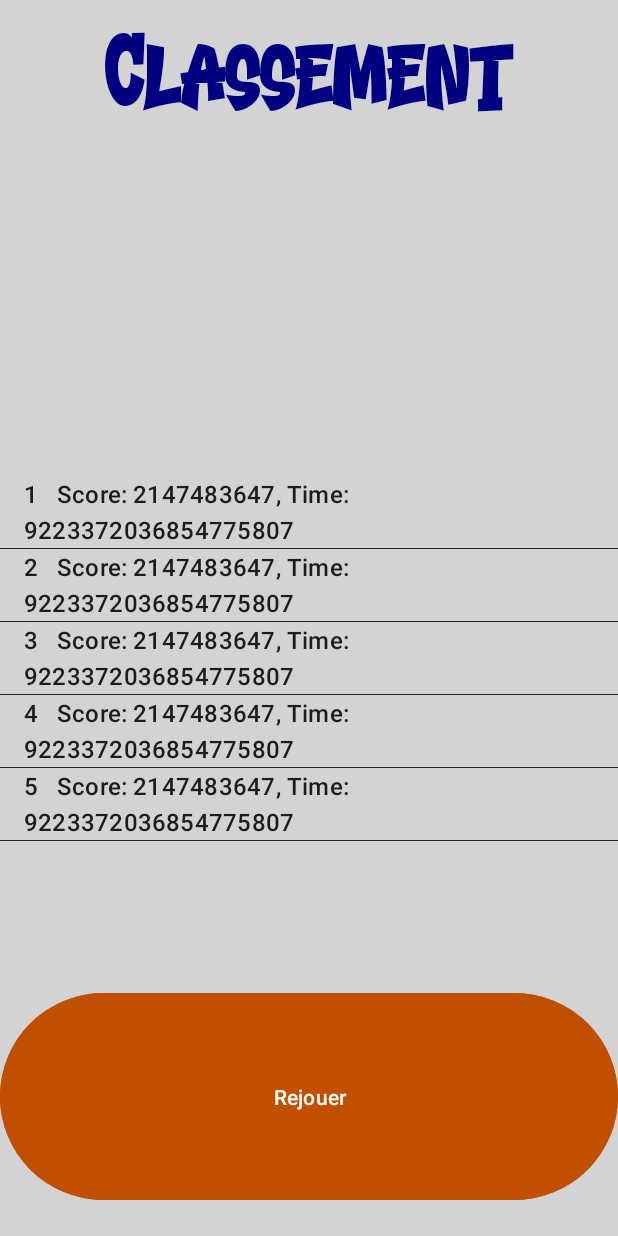
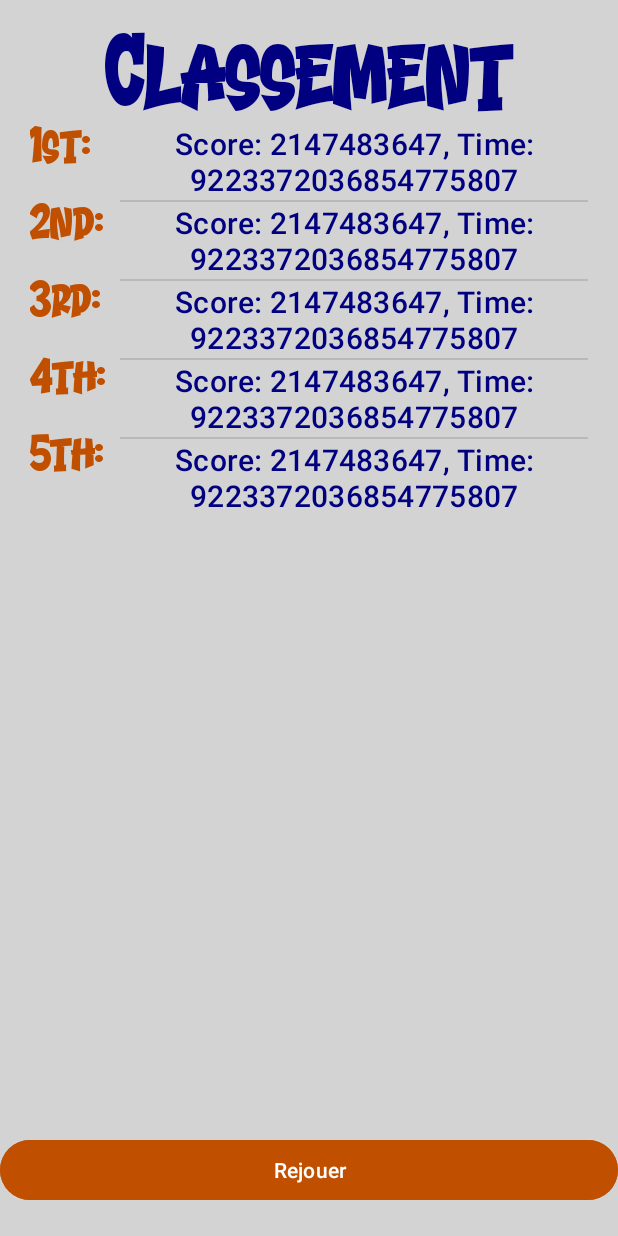
Before and after one commit to Develay/AndroidProject, an Android app: the LeaderBoard screen opened directly, with no data from a screen before it, on a phone screen of 412 x 824 dp. Run offline under Robolectric (Android 15) with nearby library versions, the phone set to English and light mode, and no system bars.

Commit message:
Redesign LeaderBoard

```diff
--- a/app/src/main/java/com/example/android_project/LeaderBoard.java
+++ b/app/src/main/java/com/example/android_project/LeaderBoard.java
@@ -36,10 +36,10 @@ public class LeaderBoard extends AppCompatActivity {
 
         List<String> displayScores = new ArrayList<>();
         for (int i = 0; i < highScores.size(); i++) {
-            displayScores.add(i+1 + "   Score: " + highScores.get(i) + ", Time: " + highScoreTimes.get(i));
+            displayScores.add("Score: " + highScores.get(i) + ", Time: " + highScoreTimes.get(i));
         }
 
-        adapter = new ArrayAdapter<>(this, android.R.layout.simple_list_item_1, displayScores);
+        adapter = new ArrayAdapter<>(this, R.layout.list_item, displayScores);
         listView.setAdapter(adapter);
 
         findViewById(R.id.ReplayButton).setOnClickListener(v -> restartGame());
--- a/app/src/main/res/layout/activity_leader_board.xml
+++ b/app/src/main/res/layout/activity_leader_board.xml
@@ -8,43 +8,106 @@
     android:background="@color/light_grey"
     tools:context=".LeaderBoard">
 
-    <LinearLayout
-        android:layout_width="match_parent"
-        android:layout_height="match_parent"
-        android:orientation="vertical"
-        android:weightSum="3">
-
     <TextView
         android:id="@+id/Leaderboard"
         android:layout_width="match_parent"
-            android:layout_height="200dp"
+        android:layout_height="wrap_content"
         android:layout_marginTop="20dp"
-            android:layout_weight="1"
         android:fontFamily="@font/gemstone"
         android:gravity="center_horizontal"
         android:text="@string/leaderboard"
         android:textColor="@color/dark_blue"
-            android:textSize="60sp" />
+        android:textSize="60sp"
+        app:layout_constraintTop_toTopOf="parent" />
+
+        <LinearLayout
+            android:layout_width="match_parent"
+            android:layout_height="wrap_content"
+            android:layout_marginLeft="20dp"
+            android:layout_marginRight="20dp"
+            android:layout_weight="1"
+            android:orientation="horizontal"
+            android:weightSum="2"
+            app:layout_constraintTop_toBottomOf="@id/Leaderboard">
+
+            <LinearLayout
+                android:layout_width="120dp"
+                android:layout_height="wrap_content"
+                android:layout_weight="1"
+                android:orientation="vertical"
+                android:weightSum="5">
+
+                <TextView
+                    android:id="@+id/Position0"
+                    android:layout_width="wrap_content"
+                    android:layout_height="wrap_content"
+                    android:layout_marginBottom="20dp"
+                    android:layout_weight="1"
+                    android:fontFamily="@font/gemstone"
+                    android:text="1st:"
+                    android:textColor="@color/orange"
+                    android:textSize="30sp" />
+
+                <TextView
+                    android:id="@+id/Position1"
+                    android:layout_width="wrap_content"
+                    android:layout_height="wrap_content"
+                    android:layout_marginBottom="20dp"
+                    android:layout_weight="1"
+                    android:fontFamily="@font/gemstone"
+                    android:text="2nd:"
+                    android:textColor="@color/orange"
+                    android:textSize="30sp" />
+
+                <TextView
+                    android:id="@+id/Position2"
+                    android:layout_width="wrap_content"
+                    android:layout_height="wrap_content"
+                    android:layout_marginBottom="20dp"
+                    android:layout_weight="1"
+                    android:fontFamily="@font/gemstone"
+                    android:text="3rd:"
+                    android:textColor="@color/orange"
+                    android:textSize="30sp" />
+
+                <TextView
+                    android:id="@+id/Position3"
+                    android:layout_width="wrap_content"
+                    android:layout_height="wrap_content"
+                    android:layout_marginBottom="20dp"
+                    android:layout_weight="1"
+                    android:fontFamily="@font/gemstone"
+                    android:text="4th:"
+                    android:textColor="@color/orange"
+                    android:textSize="30sp" />
+
+                <TextView
+                    android:id="@+id/Position4"
+                    android:layout_width="wrap_content"
+                    android:layout_height="wrap_content"
+                    android:layout_marginBottom="20dp"
+                    android:layout_weight="1"
+                    android:fontFamily="@font/gemstone"
+                    android:text="5th:"
+                    android:textColor="@color/orange"
+                    android:textSize="30sp" />
+
+            </LinearLayout>
 
             <ListView
                 android:id="@+id/listView"
                 android:layout_width="match_parent"
                 android:layout_height="wrap_content"
-            android:layout_gravity="center_horizontal"
-            android:layout_above="@+id/ReplayButton"
-            android:layout_weight="1"
-            style="@style/ListFont"/>
+                android:layout_weight="1" />
+        </LinearLayout>
 
     <Button
         android:id="@+id/ReplayButton"
         android:layout_width="match_parent"
         android:layout_height="wrap_content"
         android:layout_marginBottom="20dp"
-            android:layout_weight="1"
         android:backgroundTint="@color/orange"
         android:text="@string/replay"
         android:textColor="@color/white"
         app:layout_constraintBottom_toBottomOf="parent" />
-    </LinearLayout>
-
 </androidx.constraintlayout.widget.ConstraintLayout>
--- a/app/src/main/res/layout/list_item.xml
+++ b/app/src/main/res/layout/list_item.xml
@@ -1,12 +1,14 @@
 <?xml version="1.0" encoding="utf-8"?>
-<androidx.constraintlayout.widget.ConstraintLayout xmlns:android="http://schemas.android.com/apk/res/android"
+
+
+<TextView xmlns:android="http://schemas.android.com/apk/res/android"
+    android:id="@android:id/text1"
     android:layout_width="match_parent"
-    android:layout_height="match_parent">
-
-    <TextView
-        android:id="@+id/textView"
-        android:layout_width="wrap_content"
-        android:layout_height="wrap_content"
-        android:textColor="@color/dark_blue" />
-
-</androidx.constraintlayout.widget.ConstraintLayout>
+    android:layout_height="wrap_content"
+    android:textAppearance="?android:attr/textAppearanceListItemSmall"
+    android:gravity="center_horizontal"
+    android:paddingStart="?android:attr/listPreferredItemPaddingStart"
+    android:paddingEnd="?android:attr/listPreferredItemPaddingEnd"
+    android:minHeight="?android:attr/listPreferredItemHeightSmall"
+    android:textColor="@color/dark_blue"
+    android:textSize="20dp"/>
```
Lines whose indentation alone changed are shown as unchanged.
